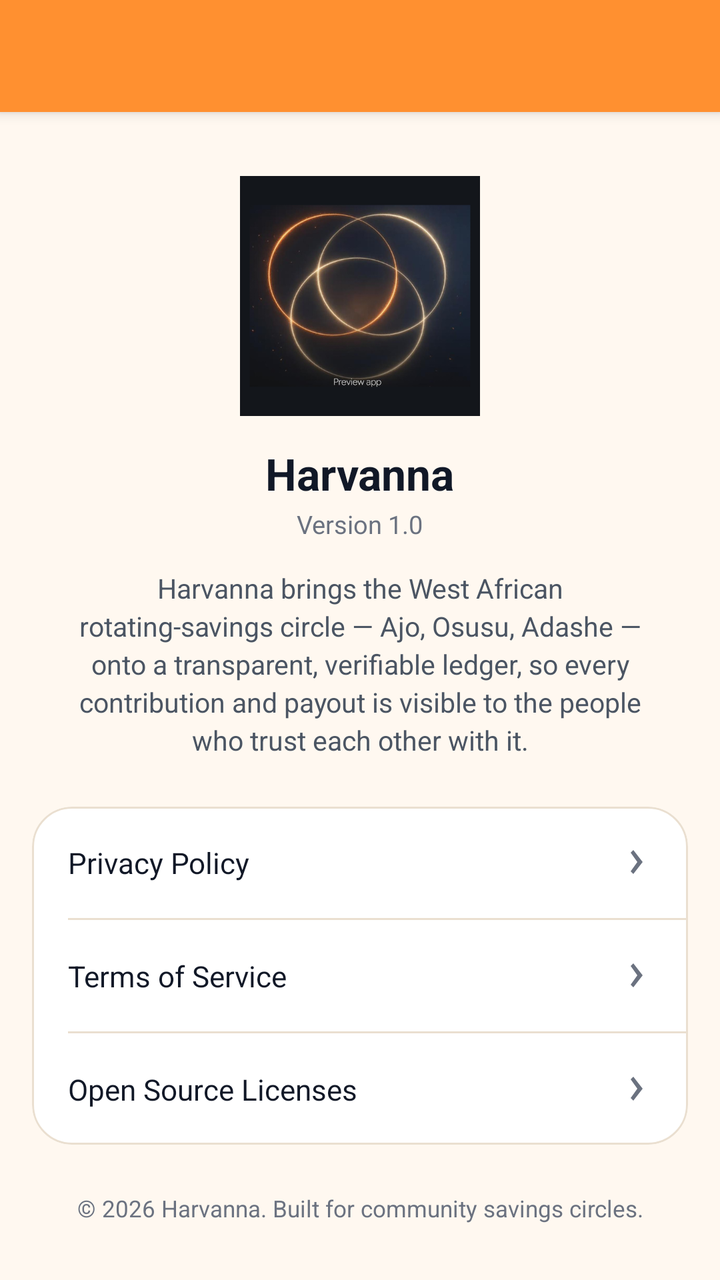
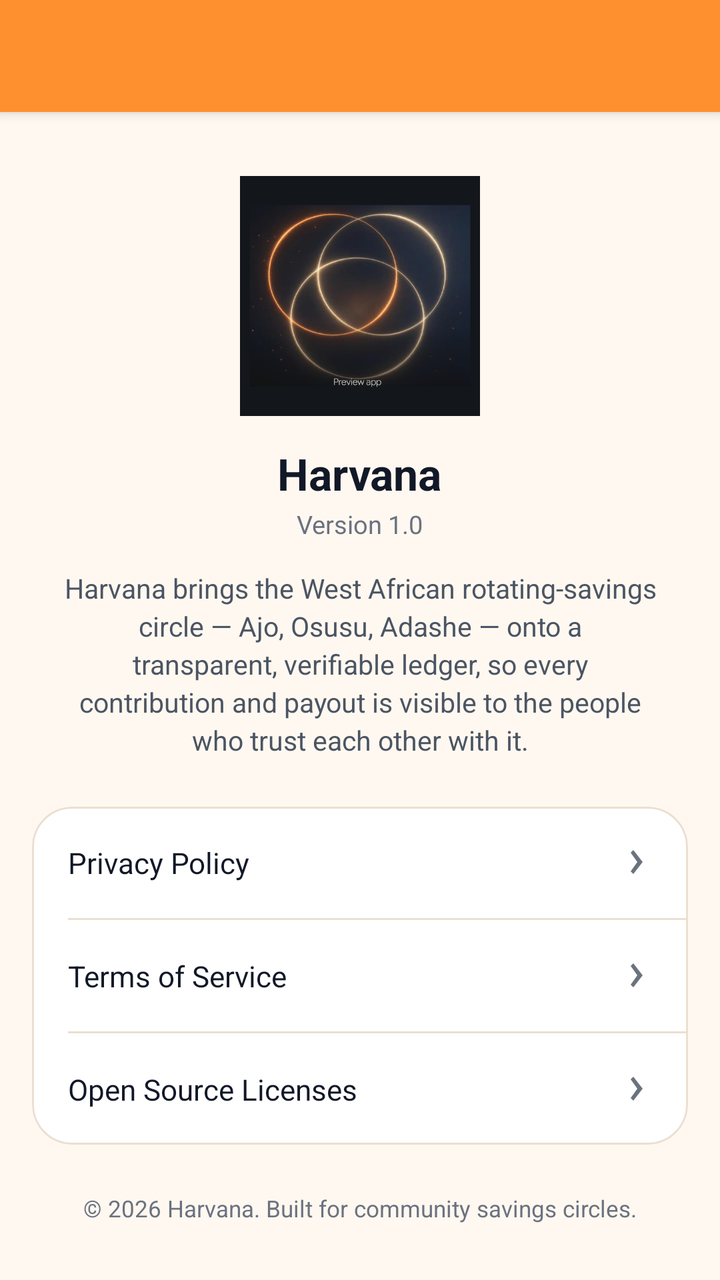

An Android layout rendered at two revisions. The XML below is the earlier revision; the diff shows what the commit changed to produce the second picture.
<!-- AndroidManifest.xml: application theme AppTheme -->
<!-- res/layout/about.xml -->
<androidx.coordinatorlayout.widget.CoordinatorLayout
	xmlns:android="http://schemas.android.com/apk/res/android"
	xmlns:app="http://schemas.android.com/apk/res-auto"
	xmlns:tools="http://schemas.android.com/tools"
	android:id="@+id/_coordinator"
	android:layout_width="match_parent"
	android:layout_height="match_parent">
	<com.google.android.material.appbar.AppBarLayout
		android:id="@+id/_app_bar"
		android:layout_width="match_parent"
		android:layout_height="wrap_content"
		android:theme="@style/AppTheme.AppBarOverlay">
		<androidx.appcompat.widget.Toolbar
			android:id="@+id/_toolbar"
			android:layout_width="match_parent"
			android:layout_height="?attr/actionBarSize"
			android:background="?attr/appBarColor"
			app:popupTheme="@style/AppTheme.PopupOverlay" />
	</com.google.android.material.appbar.AppBarLayout>
	<androidx.core.widget.NestedScrollView
		android:layout_width="match_parent"
		android:layout_height="match_parent"
		android:fillViewport="true"
		android:overScrollMode="never"
		app:layout_behavior="@string/appbar_scrolling_view_behavior">
		<LinearLayout
			android:id="@+id/linear44"
			android:layout_width="match_parent"
			android:layout_height="wrap_content"
			android:paddingBottom="32dp"
			android:orientation="vertical">
			<LinearLayout
				android:id="@+id/linear45"
				android:layout_width="match_parent"
				android:layout_height="wrap_content"
				android:paddingTop="32dp"
				android:paddingBottom="24dp"
				android:gravity="center_horizontal|center_vertical"
				android:orientation="vertical">
				<ImageView
					android:id="@+id/imageview40"
					android:layout_width="120dp"
					android:layout_height="120dp"
					android:scaleType="fitCenter"
					android:src="@drawable/ic_launcher"
					android:contentDescription="Harvanna logo" />
				<TextView
					android:id="@+id/textview46"
					android:layout_width="wrap_content"
					android:layout_height="wrap_content"
					android:layout_marginTop="14dp"
					android:text="Harvanna"
					android:textSize="22sp"
					android:textStyle="bold"
					android:textColor="@color/colorTextPrimary" />
				<TextView
					android:id="@+id/tvAppVersion"
					android:layout_width="wrap_content"
					android:layout_height="wrap_content"
					android:layout_marginTop="2dp"
					android:text="Version 1.0"
					android:textColor="@color/colorTextTertiary"
					android:textSize="12.5sp" />
				<TextView
					android:id="@+id/textview47"
					android:layout_width="match_parent"
					android:layout_height="wrap_content"
					android:layout_marginTop="14dp"
					android:gravity="center_horizontal|center_vertical"
					android:text="Harvanna brings the West African rotating-savings circle — Ajo, Osusu, Adashe — onto a transparent, verifiable ledger, so every contribution and payout is visible to the people who trust each other with it."
					android:textColor="@color/colorTextSecondary"
					android:textSize="13.5sp"
					android:lineSpacingExtra="3dp"
					android:paddingStart="32dp"
					android:paddingEnd="32dp" />
			</LinearLayout>
			<com.google.android.material.card.MaterialCardView
				android:id="@+id/cardview7"
				android:layout_width="match_parent"
				android:layout_height="wrap_content"
				app:cardBackgroundColor="@color/colorSurface"
				android:layout_marginStart="16dp"
				android:layout_marginEnd="16dp"
				app:cardCornerRadius="20dp"
				app:cardElevation="0dp"
				app:strokeColor="@color/colorCardStroke"
				app:strokeWidth="1dp">
				<LinearLayout
					android:id="@+id/linear46"
					android:layout_width="match_parent"
					android:layout_height="wrap_content"
					android:orientation="vertical">
					<LinearLayout
						android:id="@+id/rowPrivacyPolicy"
						android:layout_width="match_parent"
						android:layout_height="wrap_content"
						android:padding="18dp"
						android:background="?attr/selectableItemBackground"
						android:gravity="center_vertical"
						android:orientation="horizontal"
						android:focusable="true">
						<TextView
							android:id="@+id/textview48"
							android:layout_width="0dp"
							android:layout_height="wrap_content"
							android:text="Privacy Policy"
							android:textColor="@color/colorTextPrimary"
							android:layout_weight="1"
							android:textSize="14.5sp" />
						<ImageView
							android:id="@+id/imageview41"
							android:layout_width="16dp"
							android:layout_height="16dp"
							android:src="@drawable/ic_arrow_right"
							android:scaleType="centerInside"
							app:tint="@color/colorTextTertiary" />
					</LinearLayout>
					<View
						android:id="@+id/view47"
						android:layout_width="match_parent"
						android:layout_height="1dp"
						android:background="@color/colorDivider"
						android:layout_marginStart="18dp" />
					<LinearLayout
						android:id="@+id/rowTermsOfService"
						android:layout_width="match_parent"
						android:layout_height="wrap_content"
						android:padding="18dp"
						android:background="?attr/selectableItemBackground"
						android:gravity="center_vertical"
						android:orientation="horizontal"
						android:focusable="true">
						<TextView
							android:id="@+id/textview49"
							android:layout_width="0dp"
							android:layout_height="wrap_content"
							android:text="Terms of Service"
							android:textColor="@color/colorTextPrimary"
							android:layout_weight="1"
							android:textSize="14.5sp" />
						<ImageView
							android:id="@+id/imageview42"
							android:layout_width="16dp"
							android:layout_height="16dp"
							android:src="@drawable/ic_arrow_right"
							android:scaleType="centerInside"
							app:tint="@color/colorTextTertiary" />
					</LinearLayout>
					<View
						android:id="@+id/view48"
						android:layout_width="match_parent"
						android:layout_height="1dp"
						android:background="@color/colorDivider"
						android:layout_marginStart="18dp" />
					<LinearLayout
						android:id="@+id/rowOpenSourceLicenses"
						android:layout_width="match_parent"
						android:layout_height="wrap_content"
						android:padding="18dp"
						android:background="?attr/selectableItemBackground"
						android:gravity="center_vertical"
						android:orientation="horizontal"
						android:focusable="true">
						<TextView
							android:id="@+id/textview50"
							android:layout_width="0dp"
							android:layout_height="wrap_content"
							android:text="Open Source Licenses"
							android:textColor="@color/colorTextPrimary"
							android:layout_weight="1"
							android:textSize="14.5sp" />
						<ImageView
							android:id="@+id/imageview43"
							android:layout_width="16dp"
							android:layout_height="16dp"
							android:src="@drawable/ic_arrow_right"
							android:scaleType="centerInside"
							app:tint="@color/colorTextTertiary" />
					</LinearLayout>
				</LinearLayout>
			</com.google.android.material.card.MaterialCardView>
			<TextView
				android:id="@+id/textview51"
				android:layout_width="match_parent"
				android:layout_height="wrap_content"
				android:layout_marginTop="24dp"
				android:gravity="center_horizontal|center_vertical"
				android:text="© 2026 Harvanna. Built for community savings circles."
				android:textColor="@color/colorTextTertiary"
				android:textSize="11.5sp" />
		</LinearLayout>
	</androidx.core.widget.NestedScrollView>
</androidx.coordinatorlayout.widget.CoordinatorLayout>
<!-- resources referenced by this layout -->
<resources>
  <style name="AppTheme" parent="Theme.MaterialComponents.DayNight.NoActionBar">
          
          <item name="android:textViewStyle">@style/HarvannaTextView</item>
          <item name="appBarColor">@color/colorAccent</item>
          <item name="onAppBarColor">@color/colorTextOnAccent</item>
          <item name="colorSecondary">@color/colorAccent</item>
          <item name="colorOnSecondary">@color/colorTextOnAccent</item>
          <item name="colorPrimaryVariant">@color/colorAccentDark</item>
          <item name="colorSecondaryVariant">@color/colorAccentDark</item>
          <item name="colorError">@color/colorError</item>
          <item name="colorOnError">@color/colorTextPrimaryWhite</item>
          <item name="colorControlActivated">@color/colorAccent</item>
          <item name="colorControlNormal">@color/colorControlNormal</item>
          <item name="colorControlHighlight">@color/colorAccentRipple</item>
          <item name="android:textColorHighlight">@color/colorAccentStroke</item>
          <item name="android:textColorLink">@color/colorAccentStrong</item>
          <item name="android:editTextColor">@color/colorTextPrimary</item>
          <item name="android:navigationBarColor">@color/colorBackground</item>
          <item name="colorPrimary">@color/colorAccent</item>
          <item name="colorPrimaryDark">@color/colorAccentStrong</item>
          <item name="colorAccent">@color/colorAccent</item>
          <item name="colorSurface">@color/colorSurface</item>
          <item name="colorOnPrimary">@color/colorTextOnAccent</item>
          <item name="colorOnSurface">@color/colorTextPrimary</item>
          <item name="colorOnBackground">@color/colorTextPrimary</item>
          <item name="colorOnSurfaceVariant">@color/colorTextSecondary</item>
          <item name="android:textColorPrimary">@color/colorTextPrimary</item>
          <item name="android:textColorSecondary">@color/colorTextSecondary</item>
          <item name="android:textColorHint">@color/colorTextTertiary</item>
          <item name="android:statusBarColor">?attr/appBarColor</item>
          <item name="android:windowLightStatusBar">true</item>
          <item name="android:windowBackground">@color/colorBackground</item>
          <item name="alertDialogTheme">@style/HarvannaAlertDialog</item>
          <item name="materialAlertDialogTheme">@style/HarvannaAlertDialog</item>
          <item name="bottomSheetDialogTheme">@style/HarvannaBottomSheetDialog</item>
      </style>
  <style name="HarvannaTextView" parent="android:Widget.TextView">
          <item name="android:textColor">@color/colorTextPrimary</item>
      </style>
  <style name="HarvannaAlertDialog" parent="ThemeOverlay.MaterialComponents.MaterialAlertDialog">
          <item name="colorPrimary">@color/colorAccent</item>
          <item name="colorAccent">@color/colorAccent</item>
          <item name="colorSurface">@color/colorSurface</item>
          <item name="colorOnPrimary">@color/colorTextOnAccent</item>
          <item name="colorOnSurface">@color/colorTextPrimary</item>
          <item name="android:textColorPrimary">@color/colorTextPrimary</item>
          <item name="android:textColor">@color/colorTextPrimary</item>
          <item name="android:windowBackground">@color/colorSurface</item>
          <item name="buttonBarPositiveButtonStyle">@style/HarvannaDialogButton</item>
          <item name="buttonBarNegativeButtonStyle">@style/HarvannaDialogButton</item>
          <item name="buttonBarNeutralButtonStyle">@style/HarvannaDialogButton</item>
      </style>
  <style name="HarvannaBottomSheetDialog" parent="ThemeOverlay.MaterialComponents.BottomSheetDialog">
          <item name="android:windowIsFloating">false</item>
          <item name="android:windowBackground">@android:color/transparent</item>
          <item name="android:background">@android:color/transparent</item>
          <item name="android:backgroundDimEnabled">true</item>
          <item name="colorPrimary">@color/colorAccent</item>
          <item name="colorAccent">@color/colorAccent</item>
          <item name="colorSurface">@color/colorSurface</item>
          <item name="colorOnPrimary">@color/colorTextOnAccent</item>
          <item name="colorOnSurface">@color/colorTextPrimary</item>
          <item name="colorOnSurfaceVariant">@color/colorTextSecondary</item>
          <item name="android:textColorPrimary">@color/colorTextPrimary</item>
          <item name="bottomSheetStyle">@style/HarvannaBottomSheetStyle</item>
      </style>
  <style name="HarvannaDialogButton" parent="Widget.MaterialComponents.Button.TextButton.Dialog">
          <item name="android:textColor">@color/colorAccent</item>
          <item name="android:minHeight">48dp</item>
      </style>
  <style name="HarvannaBottomSheetStyle" parent="Widget.MaterialComponents.BottomSheet.Modal">
          <item name="backgroundTint">?attr/colorSurface</item>
          <item name="shapeAppearanceOverlay">@style/HarvannaBottomSheetShape</item>
      </style>
  <style name="HarvannaBottomSheetShape" parent="">
          <item name="cornerFamily">rounded</item>
          <item name="cornerSizeTopLeft">20dp</item>
          <item name="cornerSizeTopRight">20dp</item>
          <item name="cornerSizeBottomLeft">0dp</item>
          <item name="cornerSizeBottomRight">0dp</item>
      </style>
  <!-- unchanged entries left out for length: 20 -->
</resources>

<!-- the commit's change to res/layout/about.xml (unified diff, before → after) -->
@@ -43,13 +43,13 @@
 					android:layout_height="120dp"
 					android:scaleType="fitCenter"
 					android:src="@drawable/ic_launcher"
-					android:contentDescription="Harvanna logo" />
+					android:contentDescription="Harvana logo" />
 				<TextView
 					android:id="@+id/textview46"
 					android:layout_width="wrap_content"
 					android:layout_height="wrap_content"
 					android:layout_marginTop="14dp"
-					android:text="Harvanna"
+					android:text="Harvana"
 					android:textSize="22sp"
 					android:textStyle="bold"
 					android:textColor="@color/colorTextPrimary" />
@@ -67,7 +67,7 @@
 					android:layout_height="wrap_content"
 					android:layout_marginTop="14dp"
 					android:gravity="center_horizontal|center_vertical"
-					android:text="Harvanna brings the West African rotating-savings circle — Ajo, Osusu, Adashe — onto a transparent, verifiable ledger, so every contribution and payout is visible to the people who trust each other with it."
+					android:text="Harvana brings the West African rotating-savings circle — Ajo, Osusu, Adashe — onto a transparent, verifiable ledger, so every contribution and payout is visible to the people who trust each other with it."
 					android:textColor="@color/colorTextSecondary"
 					android:textSize="13.5sp"
 					android:lineSpacingExtra="3dp"
@@ -185,7 +185,7 @@
 				android:layout_height="wrap_content"
 				android:layout_marginTop="24dp"
 				android:gravity="center_horizontal|center_vertical"
-				android:text="© 2026 Harvanna. Built for community savings circles."
+				android:text="© 2026 Harvana. Built for community savings circles."
 				android:textColor="@color/colorTextTertiary"
 				android:textSize="11.5sp" />
 		</LinearLayout>
<!-- resource entries referenced after the edit -->
@@ -2,7 +2,7 @@
 <resources>
   <style name="AppTheme" parent="Theme.MaterialComponents.DayNight.NoActionBar">
           
-          <item name="android:textViewStyle">@style/HarvannaTextView</item>
+          <item name="android:textViewStyle">@style/HarvanaTextView</item>
           <item name="appBarColor">@color/colorAccent</item>
           <item name="onAppBarColor">@color/colorTextOnAccent</item>
           <item name="colorSecondary">@color/colorAccent</item>
@@ -32,14 +32,14 @@
           <item name="android:statusBarColor">?attr/appBarColor</item>
           <item name="android:windowLightStatusBar">true</item>
           <item name="android:windowBackground">@color/colorBackground</item>
-          <item name="alertDialogTheme">@style/HarvannaAlertDialog</item>
-          <item name="materialAlertDialogTheme">@style/HarvannaAlertDialog</item>
-          <item name="bottomSheetDialogTheme">@style/HarvannaBottomSheetDialog</item>
+          <item name="alertDialogTheme">@style/HarvanaAlertDialog</item>
+          <item name="materialAlertDialogTheme">@style/HarvanaAlertDialog</item>
+          <item name="bottomSheetDialogTheme">@style/HarvanaBottomSheetDialog</item>
       </style>
-  <style name="HarvannaTextView" parent="android:Widget.TextView">
+  <style name="HarvanaTextView" parent="android:Widget.TextView">
           <item name="android:textColor">@color/colorTextPrimary</item>
       </style>
-  <style name="HarvannaAlertDialog" parent="ThemeOverlay.MaterialComponents.MaterialAlertDialog">
+  <style name="HarvanaAlertDialog" parent="ThemeOverlay.MaterialComponents.MaterialAlertDialog">
           <item name="colorPrimary">@color/colorAccent</item>
           <item name="colorAccent">@color/colorAccent</item>
           <item name="colorSurface">@color/colorSurface</item>
@@ -48,11 +48,11 @@
           <item name="android:textColorPrimary">@color/colorTextPrimary</item>
           <item name="android:textColor">@color/colorTextPrimary</item>
           <item name="android:windowBackground">@color/colorSurface</item>
-          <item name="buttonBarPositiveButtonStyle">@style/HarvannaDialogButton</item>
-          <item name="buttonBarNegativeButtonStyle">@style/HarvannaDialogButton</item>
-          <item name="buttonBarNeutralButtonStyle">@style/HarvannaDialogButton</item>
+          <item name="buttonBarPositiveButtonStyle">@style/HarvanaDialogButton</item>
+          <item name="buttonBarNegativeButtonStyle">@style/HarvanaDialogButton</item>
+          <item name="buttonBarNeutralButtonStyle">@style/HarvanaDialogButton</item>
       </style>
-  <style name="HarvannaBottomSheetDialog" parent="ThemeOverlay.MaterialComponents.BottomSheetDialog">
+  <style name="HarvanaBottomSheetDialog" parent="ThemeOverlay.MaterialComponents.BottomSheetDialog">
           <item name="android:windowIsFloating">false</item>
           <item name="android:windowBackground">@android:color/transparent</item>
           <item name="android:background">@android:color/transparent</item>
@@ -64,17 +64,17 @@
           <item name="colorOnSurface">@color/colorTextPrimary</item>
           <item name="colorOnSurfaceVariant">@color/colorTextSecondary</item>
           <item name="android:textColorPrimary">@color/colorTextPrimary</item>
-          <item name="bottomSheetStyle">@style/HarvannaBottomSheetStyle</item>
+          <item name="bottomSheetStyle">@style/HarvanaBottomSheetStyle</item>
       </style>
-  <style name="HarvannaDialogButton" parent="Widget.MaterialComponents.Button.TextButton.Dialog">
+  <style name="HarvanaDialogButton" parent="Widget.MaterialComponents.Button.TextButton.Dialog">
           <item name="android:textColor">@color/colorAccent</item>
           <item name="android:minHeight">48dp</item>
       </style>
-  <style name="HarvannaBottomSheetStyle" parent="Widget.MaterialComponents.BottomSheet.Modal">
+  <style name="HarvanaBottomSheetStyle" parent="Widget.MaterialComponents.BottomSheet.Modal">
           <item name="backgroundTint">?attr/colorSurface</item>
-          <item name="shapeAppearanceOverlay">@style/HarvannaBottomSheetShape</item>
+          <item name="shapeAppearanceOverlay">@style/HarvanaBottomSheetShape</item>
       </style>
-  <style name="HarvannaBottomSheetShape" parent="">
+  <style name="HarvanaBottomSheetShape" parent="">
           <item name="cornerFamily">rounded</item>
           <item name="cornerSizeTopLeft">20dp</item>
           <item name="cornerSizeTopRight">20dp</item>
